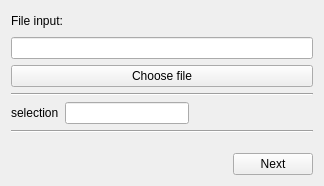
Old version of the form adapt/processes/ui/specfilereader.ui in the repository syncope/adapt.
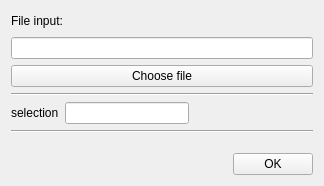
New version of the form.

Commit message:
more changes to the structure; closely approaching the needed steps.
RE-designing needs to become a lot faster!
 - minor update in the ui part -> maybe use base class later on

Patch:
```diff
--- a/adapt/processes/ui/specfilereader.ui
+++ b/adapt/processes/ui/specfilereader.ui
@@ -130,7 +130,7 @@
        <item>
         <widget class="QPushButton" name="nextBtn">
          <property name="text">
-          <string>Next</string>
+          <string>OK</string>
          </property>
         </widget>
        </item>
```
Left out of the diff: 2 changed lines with no effect on the pictures. The commit also changes 1 other file.
